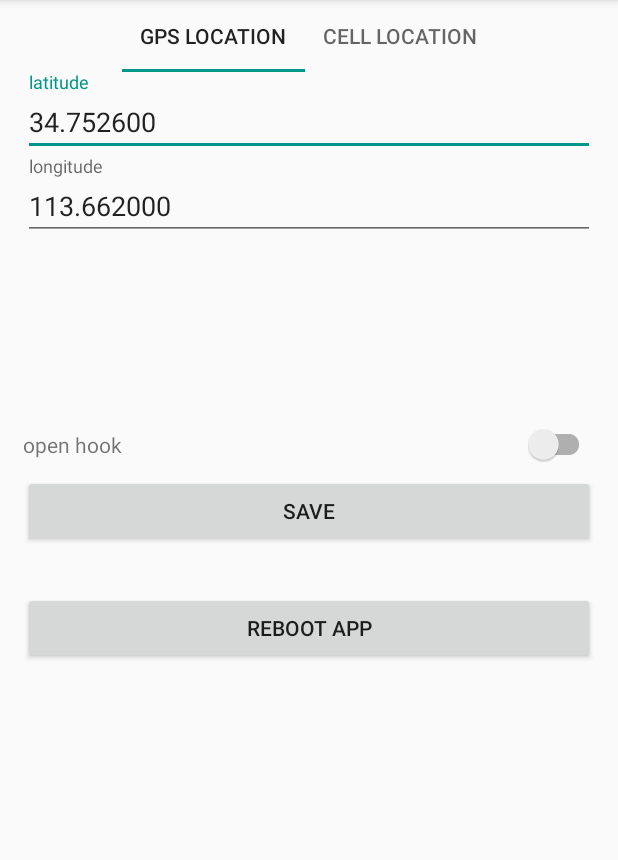
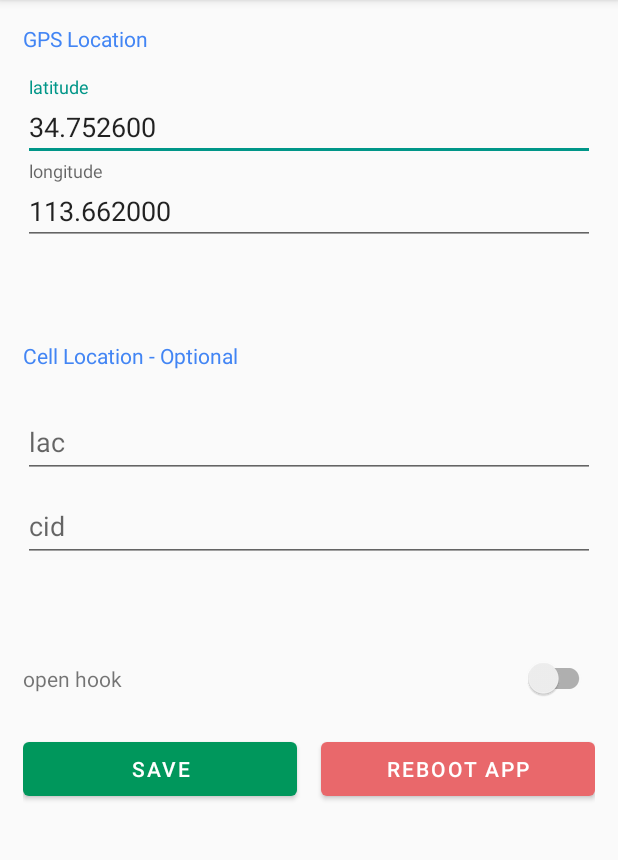
Before and after one commit to WaterlooBridge/FakeLocation, an Android app: the screen it shows after launch (RimetActivity), after a tap on "XposedHook", on a phone screen of 412 x 824 dp, the part 84-944 px from its top. Run offline under Robolectric (Android 15) with nearby library versions, the phone set to English and light mode, and no system bars.

Commit message:
Fix: cell location no effect when using wechat mini programs

```diff
--- a/app/src/main/java/com/xposed/hook/RimetActivity.java
+++ b/app/src/main/java/com/xposed/hook/RimetActivity.java
@@ -11,10 +11,6 @@ import android.location.LocationManager;
 import android.net.Uri;
 import android.os.Bundle;
 import android.provider.Settings;
-import androidx.annotation.NonNull;
-import com.google.android.material.tabs.TabLayout;
-import androidx.core.app.ActivityCompat;
-import androidx.appcompat.app.AppCompatActivity;
 import android.telephony.CellLocation;
 import android.telephony.PhoneStateListener;
 import android.telephony.TelephonyManager;
@@ -26,6 +22,10 @@ import android.widget.EditText;
 import android.widget.TextView;
 import android.widget.Toast;
 
+import androidx.annotation.NonNull;
+import androidx.appcompat.app.AppCompatActivity;
+import androidx.core.app.ActivityCompat;
+
 import com.xposed.hook.config.Constants;
 import com.xposed.hook.config.PkgConfig;
 import com.xposed.hook.entity.AppInfo;
@@ -34,18 +34,12 @@ public class RimetActivity extends AppCompatActivity implements View.OnClickList
 
     private SharedPreferences sp;
 
-    private TabLayout tabLayout;
-    private TabLayout.Tab gpsTab;
-    private TabLayout.Tab cellTab;
-
-    private View ll_gps;
     private EditText etLatitude;
     private EditText etLongitude;
     private TextView tvLatitude;
     private TextView tvLongitude;
     private Button btnAutoFillGps;
 
-    private View ll_cell;
     private EditText etLac;
     private EditText etCid;
     private TextView tvLac;
@@ -83,7 +77,6 @@ public class RimetActivity extends AppCompatActivity implements View.OnClickList
             defaultLongitude = "";
         }
 
-        ll_gps = findViewById(R.id.ll_gps);
         etLatitude = (EditText) findViewById(R.id.et_latitude);
         etLongitude = (EditText) findViewById(R.id.et_longitude);
         tvLatitude = (TextView) findViewById(R.id.tv_latitude);
@@ -93,7 +86,6 @@ public class RimetActivity extends AppCompatActivity implements View.OnClickList
         etLongitude.setText(sp.getString(prefix + "longitude", defaultLongitude));
         btnAutoFillGps.setOnClickListener(this);
 
-        ll_cell = findViewById(R.id.ll_cell);
         etLac = (EditText) findViewById(R.id.et_lac);
         etCid = (EditText) findViewById(R.id.et_cid);
         tvLac = (TextView) findViewById(R.id.tv_lac);
@@ -107,45 +99,12 @@ public class RimetActivity extends AppCompatActivity implements View.OnClickList
             etCid.setText(String.valueOf(cid));
         btnAutoFillCell.setOnClickListener(this);
 
-        initTabLayout();
         cb = (CompoundButton) findViewById(R.id.cb);
         cb.setChecked(sp.getBoolean(appInfo.packageName, false));
         findViewById(R.id.btn_save).setOnClickListener(this);
         findViewById(R.id.btn_reboot_app).setOnClickListener(this);
 
         requestPermissions();
-    }
-
-    private void initTabLayout() {
-        tabLayout = (TabLayout) findViewById(R.id.tab_layout);
-        gpsTab = tabLayout.newTab().setText(R.string.gps_location);
-        cellTab = tabLayout.newTab().setText(R.string.cell_location);
-        if (isDingTalk) {
-            tabLayout.addTab(cellTab);
-            tabLayout.addTab(gpsTab);
-            ll_gps.setVisibility(View.GONE);
-        } else {
-            tabLayout.addTab(gpsTab);
-            tabLayout.addTab(cellTab);
-            ll_cell.setVisibility(View.GONE);
-        }
-        tabLayout.addOnTabSelectedListener(new TabLayout.OnTabSelectedListener() {
-            @Override
-            public void onTabSelected(TabLayout.Tab tab) {
-                ll_gps.setVisibility(tab == gpsTab ? View.VISIBLE : View.GONE);
-                ll_cell.setVisibility(tab == gpsTab ? View.GONE : View.VISIBLE);
-            }
-
-            @Override
-            public void onTabUnselected(TabLayout.Tab tab) {
-
-            }
-
-            @Override
-            public void onTabReselected(TabLayout.Tab tab) {
-
-            }
-        });
     }
 
     @Override
--- a/app/src/main/java/com/xposed/hook/config/PkgConfig.java
+++ b/app/src/main/java/com/xposed/hook/config/PkgConfig.java
@@ -11,12 +11,12 @@ public class PkgConfig {
 
     public static final List<String> packages = new ArrayList<>();
     public static final String pkg_dingtalk = "com.alibaba.android.rimet";
+    public static final String pkg_wechat = "com.tencent.mm";
 
     static {
         packages.add("com.autonavi.minimap");
         packages.add("com.team.club");
         packages.add("com.baidu.BaiduMap");
-        packages.add("com.tencent.mm");
         packages.add("com.tencent.mobileqq");
         packages.add("com.sina.weibo");
     }
--- a/app/src/main/java/com/xposed/hook/utils/AppUtil.java
+++ b/app/src/main/java/com/xposed/hook/utils/AppUtil.java
@@ -23,6 +23,8 @@ public class AppUtil {
                 app.icon = installedPackage.applicationInfo.loadIcon(context.getPackageManager());
                 if (PkgConfig.pkg_dingtalk.equals(app.packageName))
                     apps.add(0, app);
+                else if (PkgConfig.pkg_wechat.equals(app.packageName))
+                    apps.add(apps.size() > 0 && PkgConfig.pkg_dingtalk.equals(apps.get(0).packageName) ? 1 : 0, app);
                 else
                     apps.add(app);
             }
--- a/app/src/main/res/layout/activity_rimet.xml
+++ b/app/src/main/res/layout/activity_rimet.xml
@@ -1,22 +1,23 @@
 <?xml version="1.0" encoding="utf-8"?>
-<LinearLayout xmlns:android="http://schemas.android.com/apk/res/android"
+<androidx.core.widget.NestedScrollView xmlns:android="http://schemas.android.com/apk/res/android"
+    xmlns:app="http://schemas.android.com/apk/res-auto"
     android:layout_width="match_parent"
-    android:layout_height="match_parent"
+    android:layout_height="match_parent">
+
+    <LinearLayout
+        android:layout_width="match_parent"
+        android:layout_height="wrap_content"
         android:orientation="vertical"
         android:paddingLeft="15dp"
         android:paddingRight="15dp">
 
-    <com.google.android.material.tabs.TabLayout
-        android:id="@+id/tab_layout"
+        <TextView
             android:layout_width="wrap_content"
             android:layout_height="wrap_content"
-        android:layout_gravity="center_horizontal" />
-
-    <LinearLayout
-        android:id="@+id/ll_gps"
-        android:layout_width="match_parent"
-        android:layout_height="wrap_content"
-        android:orientation="vertical">
+            android:layout_marginTop="16dp"
+            android:layout_marginBottom="16dp"
+            android:text="@string/gps_location"
+            android:textColor="@color/textColorPrimary" />
 
         <com.google.android.material.textfield.TextInputLayout
             android:layout_width="match_parent"
@@ -42,30 +43,46 @@
                 android:inputType="numberDecimal" />
         </com.google.android.material.textfield.TextInputLayout>
 
+        <androidx.constraintlayout.widget.ConstraintLayout
+            android:layout_width="match_parent"
+            android:layout_height="wrap_content">
+
             <TextView
                 android:id="@+id/tv_latitude"
                 android:layout_width="match_parent"
-            android:layout_height="wrap_content" />
+                android:layout_height="wrap_content"
+                app:layout_constraintStart_toStartOf="parent"
+                app:layout_constraintTop_toTopOf="parent" />
 
             <TextView
                 android:id="@+id/tv_longitude"
                 android:layout_width="match_parent"
-            android:layout_height="wrap_content" />
+                android:layout_height="wrap_content"
+                app:layout_constraintBottom_toBottomOf="parent"
+                app:layout_constraintStart_toStartOf="@id/tv_latitude"
+                app:layout_constraintTop_toBottomOf="@id/tv_latitude" />
 
             <Button
                 android:id="@+id/btn_auto_fill_gps"
-            android:layout_width="match_parent"
+                android:layout_width="wrap_content"
                 android:layout_height="wrap_content"
+                android:background="@null"
                 android:text="@string/auto_fill"
-            android:visibility="invisible" />
+                android:textColor="@color/textColorPrimary"
+                android:visibility="invisible"
+                app:layout_constraintBottom_toBottomOf="parent"
+                app:layout_constraintEnd_toEndOf="parent"
+                app:layout_constraintTop_toTopOf="parent" />
 
-    </LinearLayout>
+        </androidx.constraintlayout.widget.ConstraintLayout>
 
-    <LinearLayout
-        android:id="@+id/ll_cell"
-        android:layout_width="match_parent"
+        <TextView
+            android:layout_width="wrap_content"
             android:layout_height="wrap_content"
-        android:orientation="vertical">
+            android:layout_marginTop="16dp"
+            android:layout_marginBottom="16dp"
+            android:text="@string/cell_location"
+            android:textColor="@color/textColorPrimary" />
 
         <com.google.android.material.textfield.TextInputLayout
             android:layout_width="match_parent"
@@ -91,29 +108,43 @@
                 android:inputType="number" />
         </com.google.android.material.textfield.TextInputLayout>
 
+        <androidx.constraintlayout.widget.ConstraintLayout
+            android:layout_width="match_parent"
+            android:layout_height="wrap_content">
+
             <TextView
                 android:id="@+id/tv_lac"
                 android:layout_width="match_parent"
-            android:layout_height="wrap_content" />
+                android:layout_height="wrap_content"
+                app:layout_constraintStart_toStartOf="parent"
+                app:layout_constraintTop_toTopOf="parent" />
 
             <TextView
                 android:id="@+id/tv_cid"
                 android:layout_width="match_parent"
-            android:layout_height="wrap_content" />
+                android:layout_height="wrap_content"
+                app:layout_constraintBottom_toBottomOf="parent"
+                app:layout_constraintStart_toStartOf="@id/tv_lac"
+                app:layout_constraintTop_toBottomOf="@id/tv_lac" />
 
             <Button
                 android:id="@+id/btn_auto_fill_cell"
-            android:layout_width="match_parent"
+                android:layout_width="wrap_content"
                 android:layout_height="wrap_content"
+                android:background="@null"
                 android:text="@string/auto_fill"
-            android:visibility="invisible" />
+                android:textColor="@color/textColorPrimary"
+                android:visibility="invisible"
+                app:layout_constraintBottom_toBottomOf="parent"
+                app:layout_constraintEnd_toEndOf="parent"
+                app:layout_constraintTop_toTopOf="parent" />
 
-    </LinearLayout>
+        </androidx.constraintlayout.widget.ConstraintLayout>
 
         <FrameLayout
             android:layout_width="match_parent"
             android:layout_height="40dp"
-        android:layout_marginTop="30dp">
+            android:layout_marginTop="10dp">
 
             <TextView
                 android:layout_width="wrap_content"
@@ -129,17 +160,32 @@
 
         </FrameLayout>
 
-    <Button
-        android:id="@+id/btn_save"
+        <LinearLayout
             android:layout_width="match_parent"
             android:layout_height="wrap_content"
-        android:text="@string/save" />
+            android:layout_marginTop="16dp"
+            android:layout_marginBottom="16dp">
 
-    <Button
+            <com.google.android.material.button.MaterialButton
+                android:id="@+id/btn_save"
+                android:layout_width="0dp"
+                android:layout_height="wrap_content"
+                android:layout_weight="1"
+                android:text="@string/save"
+                android:theme="@style/Theme.MaterialComponents.DayNight"
+                app:backgroundTint="#00975C" />
+
+            <com.google.android.material.button.MaterialButton
                 android:id="@+id/btn_reboot_app"
-        android:layout_width="match_parent"
+                android:layout_width="0dp"
                 android:layout_height="wrap_content"
-        android:layout_marginTop="30dp"
-        android:text="@string/reboot_app" />
+                android:layout_marginStart="16dp"
+                android:layout_weight="1"
+                android:text="@string/reboot_app"
+                android:theme="@style/Theme.MaterialComponents.DayNight"
+                app:backgroundTint="#E9686B" />
 
         </LinearLayout>
+
+    </LinearLayout>
+</androidx.core.widget.NestedScrollView>
--- a/app/src/main/res/values/colors.xml
+++ b/app/src/main/res/values/colors.xml
@@ -3,4 +3,6 @@
     <color name="colorPrimary">#ff212121</color>
     <color name="colorPrimaryDark">#ff000000</color>
     <color name="colorAccent">#ff009688</color>
+
+    <color name="textColorPrimary">#4285F4</color>
 </resources>
--- a/app/src/main/res/values/strings.xml
+++ b/app/src/main/res/values/strings.xml
@@ -2,7 +2,7 @@
     <string name="app_name">XposedHook</string>
 
     <string name="gps_location">GPS Location</string>
-    <string name="cell_location">Cell Location</string>
+    <string name="cell_location">Cell Location - Optional</string>
     <string name="current_lac">Current Lac:%1$s</string>
     <string name="current_cid">Current Cid:%1$s</string>
     <string name="current_latitude">Current Latitude:%1$s</string>
```
Also changed, not shown: app/build.gradle (+4 -3 lines), app/src/main/java/com/xposed/hook/location/LocationHandler.java (+3 -26 lines), app/src/main/java/com/xposed/hook/location/LocationHook.java (+45 -34 lines), app/src/main/java/com/xposed/hook/location/LocationManager.java (+7 -45 lines), app/src/main/java/com/xposed/hook/location/MockLocationHelper.java (+0 -59 lines), 1 other file. Lines whose indentation alone changed are shown as unchanged.
